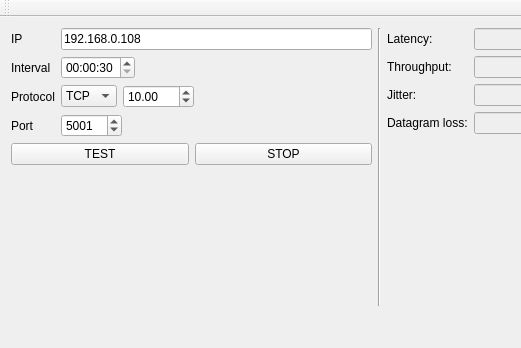
The window that netPerfGUI/mainwindow.ui (nDy/NetworkingTool) describes before a commit, drawn with Qt 5; both pictures show x 0 to 521 and y 0 to 348 of the 759 by 556 pixel window.
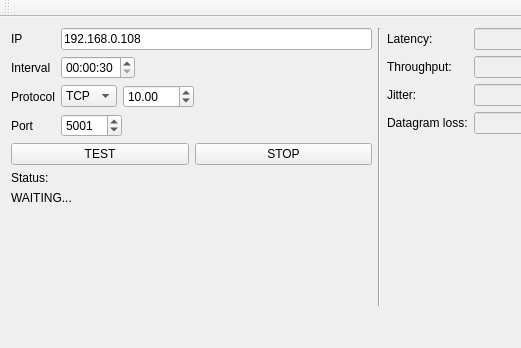
The same window after the commit. Custom widgets are drawn as their Qt base class.

Commit message: Added status label that was accidentally removed

```diff
--- a/netPerfGUI/mainwindow.ui
+++ b/netPerfGUI/mainwindow.ui
@@ -196,6 +196,20 @@
           </item>
          </layout>
         </item>
+        <item>
+         <widget class="QLabel" name="label_2">
+          <property name="text">
+           <string>Status:</string>
+          </property>
+         </widget>
+        </item>
+        <item>
+         <widget class="QLabel" name="statusLabel">
+          <property name="text">
+           <string>WAITING...</string>
+          </property>
+         </widget>
+        </item>
         <item>
          <spacer name="verticalSpacer">
           <property name="orientation">
```
